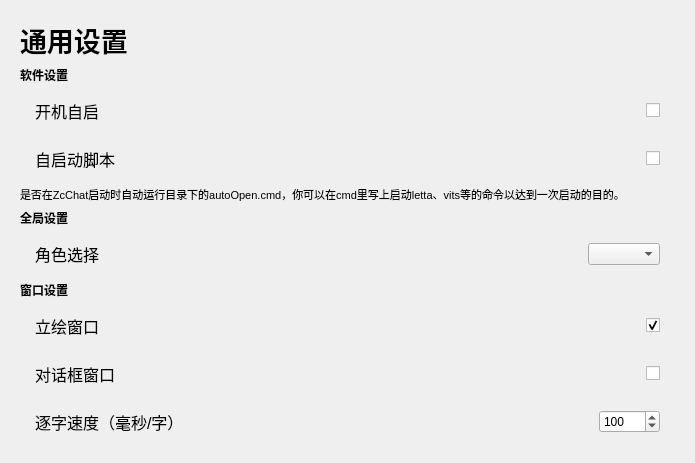
First picture: the form in mianwindow_uichild/setting_general.ui, repository Zao-chen/ZcChat, before the edit.
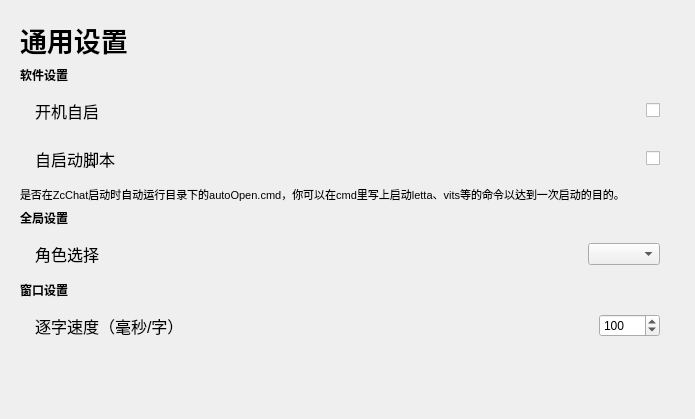
Second picture: the form after the edit. Custom widgets are drawn as their Qt base class.

Commit message: [feat] 界面重写 1/5

Diff of the .ui file:
```diff
--- a/mianwindow_uichild/setting_general.ui
+++ b/mianwindow_uichild/setting_general.ui
@@ -13,7 +13,7 @@
   <property name="windowTitle">
    <string>Form</string>
   </property>
-  <layout class="QVBoxLayout" name="verticalLayout" stretch="0,0,0,0,0,0,0,0,0,0,0,1">
+  <layout class="QVBoxLayout" name="verticalLayout" stretch="0,0,0,0,0,0,0,0,0,1">
    <property name="leftMargin">
     <number>20</number>
    </property>
@@ -201,86 +201,6 @@
      </property>
     </widget>
    </item>
-   <item>
-    <widget class="ElaScrollPageArea" name="widget_2" native="true">
-     <layout class="QHBoxLayout" name="horizontalLayout_4">
-      <property name="leftMargin">
-       <number>15</number>
-      </property>
-      <property name="rightMargin">
-       <number>15</number>
-      </property>
-      <item>
-       <widget class="ElaText" name="label_3">
-        <property name="font">
-         <font>
-          <pointsize>12</pointsize>
-         </font>
-        </property>
-        <property name="text">
-         <string>立绘窗口</string>
-        </property>
-       </widget>
-      </item>
-      <item>
-       <widget class="ElaCheckBox" name="checkBox_tachie_enable">
-        <property name="sizePolicy">
-         <sizepolicy hsizetype="Fixed" vsizetype="Fixed">
-          <horstretch>0</horstretch>
-          <verstretch>0</verstretch>
-         </sizepolicy>
-        </property>
-        <property name="text">
-         <string/>
-        </property>
-        <property name="checked">
-         <bool>true</bool>
-        </property>
-       </widget>
-      </item>
-     </layout>
-    </widget>
-   </item>
-   <item>
-    <widget class="ElaScrollPageArea" name="widget_4" native="true">
-     <layout class="QHBoxLayout" name="horizontalLayout_5">
-      <property name="leftMargin">
-       <number>15</number>
-      </property>
-      <property name="rightMargin">
-       <number>15</number>
-      </property>
-      <item>
-       <widget class="ElaText" name="label_4">
-        <property name="font">
-         <font>
-          <pointsize>12</pointsize>
-         </font>
-        </property>
-        <property name="text">
-         <string>对话框窗口</string>
-        </property>
-       </widget>
-      </item>
-      <item>
-       <widget class="ElaCheckBox" name="checkBox_dialog_enable">
-        <property name="sizePolicy">
-         <sizepolicy hsizetype="Fixed" vsizetype="Fixed">
-          <horstretch>0</horstretch>
-          <verstretch>0</verstretch>
-         </sizepolicy>
-        </property>
-        <property name="text">
-         <string/>
-        </property>
-        <property name="checked">
-         <bool>false</bool>
-        </property>
-       </widget>
-      </item>
-     </layout>
-    </widget>
-   </item>
    <item>
     <widget class="ElaScrollPageArea" name="widget_16" native="true">
      <layout class="QHBoxLayout" name="horizontalLayout_17" stretch="0,1,0">
```
Left out of the diff: 8 changed lines with no effect on the pictures. The commit also changes 4 other files.
